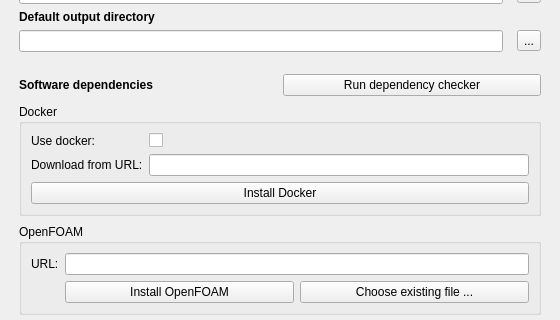
Old version of the form Gui/CfdPreferencePage.ui in the repository jaheyns/CfdOF; both pictures show x 0 to 560 and y 153 to 473 of the 560 by 964 pixel window.
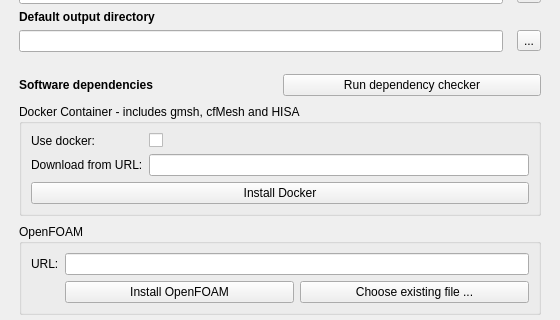
New version of the form.

Diff of the .ui file:
```diff
--- a/Gui/CfdPreferencePage.ui
+++ b/Gui/CfdPreferencePage.ui
@@ -414,7 +414,7 @@
      <item row="3" column="0">
       <widget class="QGroupBox" name="gb_docker">
        <property name="title">
-        <string>Docker</string>
+        <string>Docker Container - includes gmsh, cfMesh and HISA</string>
        </property>
        <layout class="QGridLayout" name="gridLayout_3">
        <item row="0" column="0">
```
